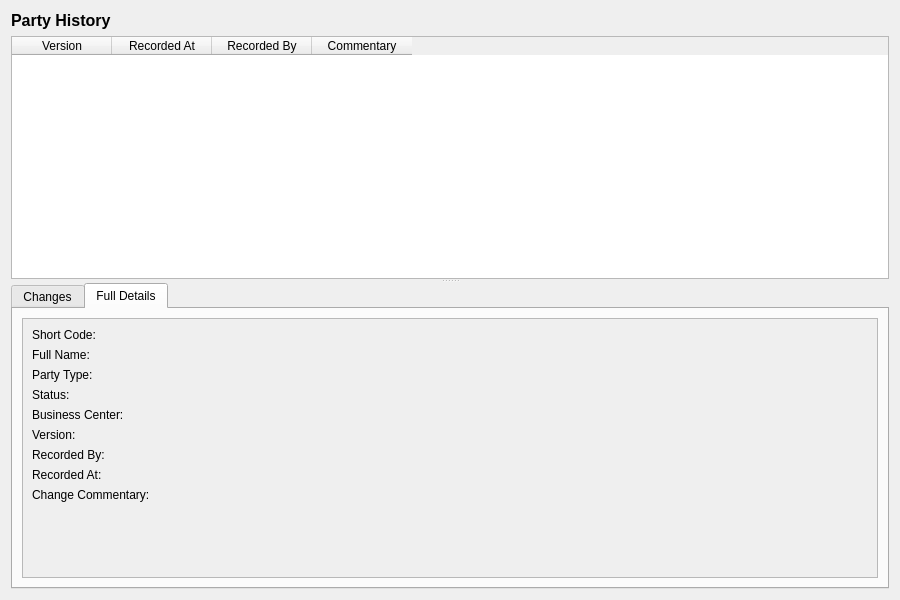
Above: projects/ores.qt/ui/PartyHistoryDialog.ui from OreStudio/OreStudio before the change. Below: the same form after it.
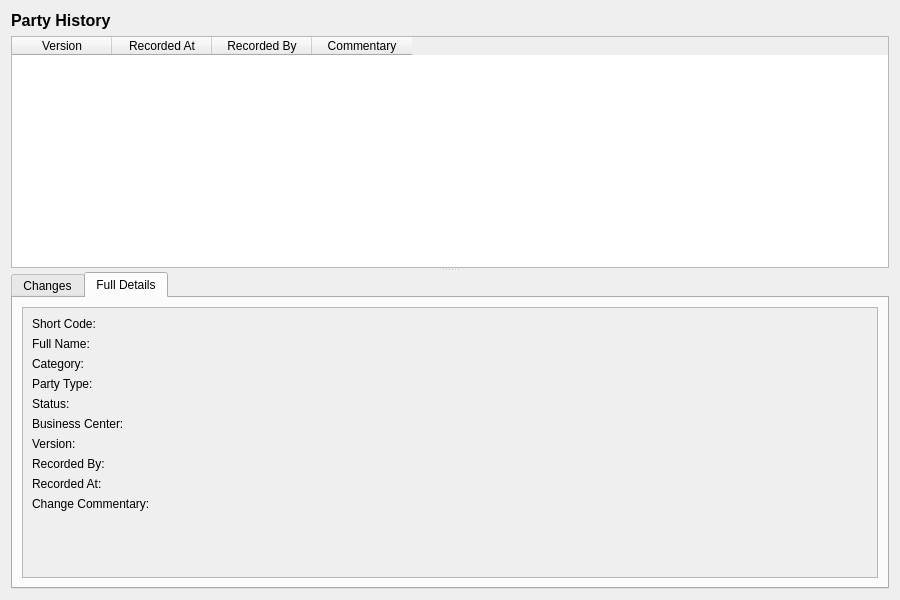
That is the form after the change. The open tabs and pages were chosen to show the change.

Commit message:
[sql,iam,refdata,qt] Add party categories, rename tenant types, auto-create system party
Rename tenant types from platform/organisation/individual/test to
system/production/evaluation/automation. Add party_category lookup table
(system vs operational) with validation, and a party_category column on
the parties table defaulting to 'operational'. The tenant provisioner now
auto-creates a system party for each new tenant, enforced by a partial
unique index. Update Qt UI to show category in list, detail, and history
dialogs. LEI party publishing explicitly sets party_category='operational'.

```diff
--- a/projects/ores.qt/ui/PartyHistoryDialog.ui
+++ b/projects/ores.qt/ui/PartyHistoryDialog.ui
@@ -178,97 +178,111 @@
                 </widget>
                </item>
                <item row="2" column="0">
+                <widget class="QLabel" name="partyCategoryValueLabel">
+                 <property name="text">
+                  <string>Category:</string>
+                 </property>
+                </widget>
+               </item>
+               <item row="2" column="1">
+                <widget class="QLabel" name="partyCategoryValue">
+                 <property name="text">
+                  <string/>
+                 </property>
+                </widget>
+               </item>
+               <item row="3" column="0">
                 <widget class="QLabel" name="partyTypeValueLabel">
                  <property name="text">
                   <string>Party Type:</string>
                  </property>
                 </widget>
                </item>
-               <item row="2" column="1">
+               <item row="3" column="1">
                 <widget class="QLabel" name="partyTypeValue">
                  <property name="text">
                   <string/>
                  </property>
                 </widget>
                </item>
-               <item row="3" column="0">
+               <item row="4" column="0">
                 <widget class="QLabel" name="statusValueLabel">
                  <property name="text">
                   <string>Status:</string>
                  </property>
                 </widget>
                </item>
-               <item row="3" column="1">
+               <item row="4" column="1">
                 <widget class="QLabel" name="statusValue">
                  <property name="text">
                   <string/>
                  </property>
                 </widget>
                </item>
-               <item row="4" column="0">
+               <item row="5" column="0">
                 <widget class="QLabel" name="businessCenterValueLabel">
                  <property name="text">
                   <string>Business Center:</string>
                  </property>
                 </widget>
                </item>
-               <item row="4" column="1">
+               <item row="5" column="1">
                 <widget class="QLabel" name="businessCenterValue">
                  <property name="text">
                   <string/>
                  </property>
                 </widget>
                </item>
-               <item row="5" column="0">
+               <item row="6" column="0">
                 <widget class="QLabel" name="versionNumberLabel">
                  <property name="text">
                   <string>Version:</string>
                  </property>
                 </widget>
                </item>
-               <item row="5" column="1">
+               <item row="6" column="1">
                 <widget class="QLabel" name="versionNumberValue">
                  <property name="text">
                   <string/>
                  </property>
                 </widget>
                </item>
-               <item row="6" column="0">
+               <item row="7" column="0">
                 <widget class="QLabel" name="recordedByLabel">
                  <property name="text">
                   <string>Recorded By:</string>
                  </property>
                 </widget>
                </item>
-               <item row="6" column="1">
+               <item row="7" column="1">
                 <widget class="QLabel" name="recordedByValue">
                  <property name="text">
                   <string/>
                  </property>
                 </widget>
                </item>
-               <item row="7" column="0">
+               <item row="8" column="0">
                 <widget class="QLabel" name="recordedAtLabel">
                  <property name="text">
                   <string>Recorded At:</string>
                  </property>
                 </widget>
                </item>
-               <item row="7" column="1">
+               <item row="8" column="1">
                 <widget class="QLabel" name="recordedAtValue">
                  <property name="text">
                   <string/>
                  </property>
                 </widget>
                </item>
-               <item row="8" column="0">
+               <item row="9" column="0">
                 <widget class="QLabel" name="changeCommentaryLabel">
                  <property name="text">
                   <string>Change Commentary:</string>
                  </property>
                 </widget>
                </item>
-               <item row="8" column="1">
+               <item row="9" column="1">
                 <widget class="QLabel" name="changeCommentaryValue">
                  <property name="text">
                   <string/>
```
The commit also changes 32 other files.
